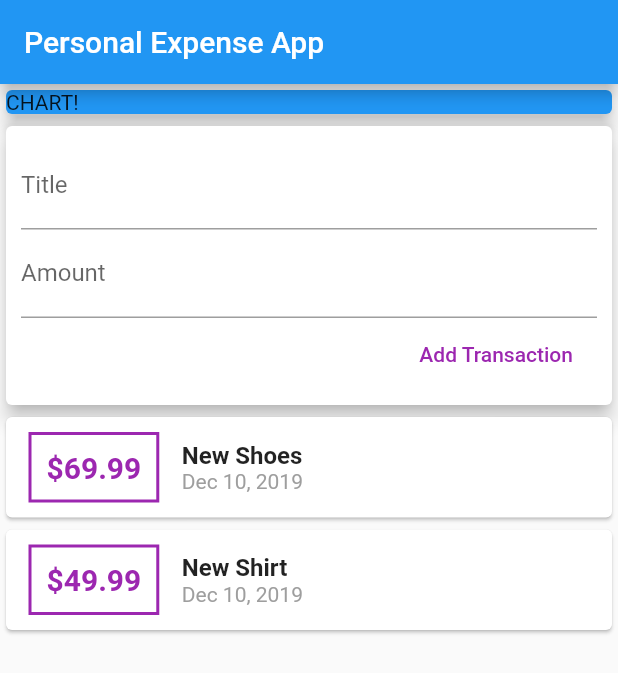
After one commit to rpedraza01/udemy-flutter-personal-expenses-app, a Flutter app: the screen it shows after launch, on a phone screen of 412 x 824 dp. The commit adds this screen. Shown: the top 673 px of the screen. Run offline on Flutter 3.47's test engine with Material 2 defaults, Android fonts, the phone set to English and light mode, and no system bars.

Commit message:
added new transaction cards and scrolling

```diff
--- a/lib/transaction.dart
+++ b/lib/models/transaction.dart
@@ -1,4 +1,3 @@
-// import 'package:flutter/material.dart';
 import 'package:flutter/foundation.dart';
 
 class Transaction {
--- /dev/null
+++ b/lib/widgets/new_transaction.dart
@@ -0,0 +1,46 @@
+import 'package:flutter/material.dart';
+
+class NewTransaction extends StatelessWidget {
+  final Function addTx;
+  final titleController = TextEditingController();
+  final amountController = TextEditingController();
+
+  NewTransaction(this.addTx);
+
+  @override
+  Widget build(BuildContext context) {
+    return Card(
+      elevation: 5,
+      child: Container(
+        padding: EdgeInsets.all(10),
+        child: Column(
+          crossAxisAlignment: CrossAxisAlignment.end,
+          children: <Widget>[
+            TextField(
+              decoration: InputDecoration(labelText: 'Title'),
+              controller: titleController,
+              // onChanged: (value) {
+              //   titleInput = value;
+              // },
+            ),
+            TextField(
+              decoration: InputDecoration(labelText: 'Amount'),
+              controller: amountController,
+              // onChanged: (value) => amountInput = value,
+            ),
+            FlatButton(
+              child: Text('Add Transaction'),
+              textColor: Colors.purple,
+              onPressed: () {
+                addTx(
+                  titleController.text,
+                  double.parse(amountController.text),
+                );
+              },
+            ),
+          ],
+        ),
+      ),
+    );
+  }
+}
--- /dev/null
+++ b/lib/widgets/transaction_list.dart
@@ -0,0 +1,68 @@
+import 'package:flutter/material.dart';
+import 'package:intl/intl.dart';
+
+import '../models/transaction.dart';
+
+class TransactionList extends StatelessWidget {
+  final List<Transaction> transactions;
+
+  TransactionList(this.transactions);
+
+  @override
+  Widget build(BuildContext context) {
+    return Container(
+      height: 300,
+      child: SingleChildScrollView(
+        child: Column(
+          children: transactions.map((tx) {
+            return Card(
+              child: Row(
+                children: <Widget>[
+                  Container(
+                    margin: EdgeInsets.symmetric(
+                      vertical: 10,
+                      horizontal: 15,
+                    ),
+                    decoration: BoxDecoration(
+                      border: Border.all(
+                        color: Colors.purple,
+                        width: 2,
+                      ),
+                    ),
+                    padding: EdgeInsets.all(10),
+                    child: Text(
+                      '\$${tx.amount}',
+                      style: TextStyle(
+                        fontWeight: FontWeight.bold,
+                        fontSize: 20,
+                        color: Colors.purple,
+                      ),
+                    ),
+                  ),
+                  Column(
+                    crossAxisAlignment: CrossAxisAlignment.start,
+                    children: <Widget>[
+                      Text(
+                        tx.title,
+                        style: TextStyle(
+                          fontSize: 16,
+                          fontWeight: FontWeight.bold,
+                        ),
+                      ),
+                      Text(
+                        DateFormat.yMMMd().format(tx.date),
+                        style: TextStyle(
+                          color: Colors.grey,
+                        ),
+                      ),
+                    ],
+                  )
+                ],
+              ),
+            );
+          }).toList(),
+        ),
+      ),
+    );
+  }
+}
--- /dev/null
+++ b/lib/widgets/user_transactions.dart
@@ -0,0 +1,50 @@
+import 'package:flutter/material.dart';
+
+import './new_transaction.dart';
+import './transaction_list.dart';
+import '../models/transaction.dart';
+
+class UserTransactions extends StatefulWidget {
+  @override
+  _UserTransactionsState createState() => _UserTransactionsState();
+}
+
+class _UserTransactionsState extends State<UserTransactions> {
+  final List<Transaction> _userTransactions = [
+    Transaction(
+      id: 't1',
+      title: 'New Shoes',
+      amount: 69.99,
+      date: DateTime.now(),
+    ),
+    Transaction(
+      id: 't2',
+      title: 'New Shirt',
+      amount: 49.99,
+      date: DateTime.now(),
+    ),
+  ];
+
+  void _addNewTransaction(String txTitle, double txAmount) {
+    final newTx = Transaction(
+      title: txTitle,
+      amount: txAmount,
+      date: DateTime.now(),
+      id: DateTime.now().toString(),
+    );
+
+    setState(() {
+      _userTransactions.add(newTx);
+    });
+  }
+
+  @override
+  Widget build(BuildContext context) {
+    return Column(
+      children: <Widget>[
+        NewTransaction(_addNewTransaction),
+        TransactionList(_userTransactions),
+      ],
+    );
+  }
+}
```
Also changed, not shown: lib/main.dart (+5 -97 lines).
